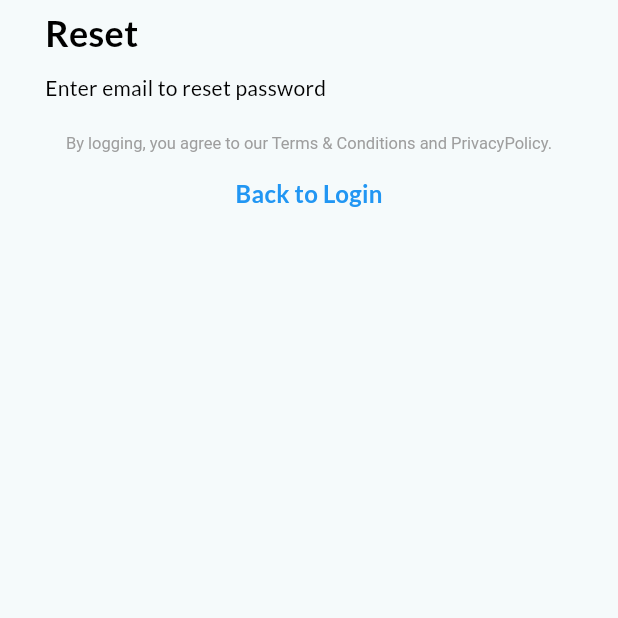
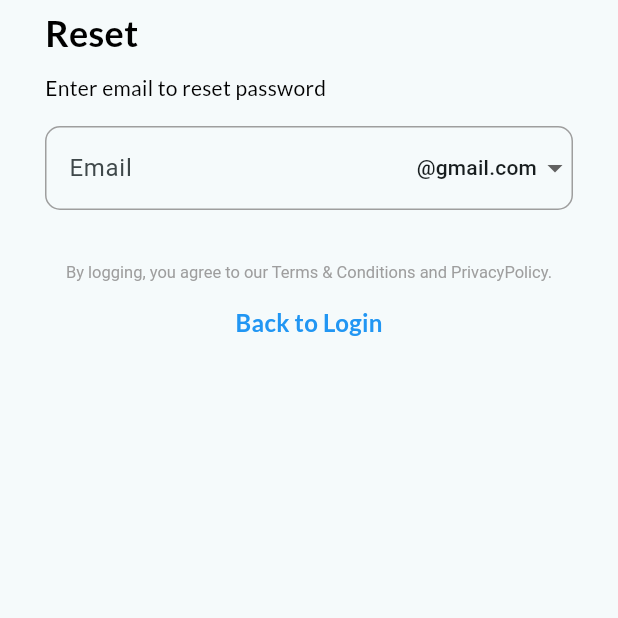
Before and after one commit to Sukhmeetsingh306/NFT_Trading, a Flutter app: the ForgetPasswordScreen screen opened directly, on a phone screen of 412 x 824 dp, the top half of it. Run offline on Flutter 3.47's test engine with Material 3 defaults, Android fonts, the phone set to English and light mode, and no system bars; our stand-ins replace google_fonts, intl_phone_field.

Commit message:
added the textfield controller

```diff
--- a/frontend/lib/screens/forgetPassword_screen.dart
+++ b/frontend/lib/screens/forgetPassword_screen.dart
@@ -5,8 +5,39 @@ import 'package:frontend/utils/space_utils.dart';
 import '../core/termsAndConditions_core.dart';
 import '../utils/text_utils.dart';
 
-class ForgetPasswordScreen extends StatelessWidget {
+class ForgetPasswordScreen extends StatefulWidget {
   const ForgetPasswordScreen({super.key});
+
+  @override
+  State<ForgetPasswordScreen> createState() => _ForgetPasswordScreenState();
+}
+
+class _ForgetPasswordScreenState extends State<ForgetPasswordScreen> {
+  final _formKey = GlobalKey<FormState>();
+  final TextEditingController _emailController = TextEditingController();
+
+  final List<String> emailDomains = [
+    'gmail.com',
+    'yahoo.com',
+    'icloud.com',
+    'outlook.com',
+  ];
+  String selectedDomain = 'gmail.com'; // Default domain
+
+  void _updateEmail() {
+    String email =
+        _emailController.text.split('@')[0]; // Keep only the username part
+    _emailController.text = '$email@$selectedDomain';
+    _emailController.selection = TextSelection.fromPosition(
+      TextPosition(offset: email.length), // Keep cursor before the '@'
+    );
+  }
+
+  @override
+  void dispose() {
+    super.dispose();
+    _emailController.dispose();
+  }
 
   @override
   Widget build(BuildContext context) {
@@ -39,6 +70,66 @@ class ForgetPasswordScreen extends StatelessWidget {
                         "Enter email to reset password",
                         fontWeight: FontWeight.w400,
                         fontSize: 14,
+                      ),
+                      Form(
+                        key: _formKey,
+                        child: Column(
+                          children: [
+                            sizedBoxH15(),
+                            textFormField(
+                              _emailController,
+                              'Email',
+                              (value) {
+                                if (value == null || value.isEmpty) {
+                                  return 'Please enter your email';
+                                } else if (!RegExp(
+                                        r"^[a-zA-Z0-9+_.-]+@[a-zA-Z0-9.-]+$")
+                                    .hasMatch(value)) {
+                                  return 'Please enter a valid email';
+                                }
+                                return null;
+                              },
+                              suffixIcon: DropdownButtonHideUnderline(
+                                child: DropdownButton<String>(
+                                  value: selectedDomain,
+                                  alignment: Alignment.centerRight,
+                                  onChanged: (String? newValue) {
+                                    if (newValue != null) {
+                                      setState(() {
+                                        selectedDomain = newValue;
+                                        _updateEmail();
+                                      });
+                                    }
+                                  },
+                                  items: emailDomains
+                                      .map<DropdownMenuItem<String>>(
+                                          (String domain) {
+                                    return DropdownMenuItem<String>(
+                                      value: domain,
+                                      child: Row(
+                                        mainAxisSize: MainAxisSize.min,
+                                        children: [
+                                          Text(
+                                            "@$domain",
+                                            style: TextStyle(
+                                              fontSize: 14,
+                                            ),
+                                          ), // Smaller dropdown icon
+                                        ],
+                                      ),
+                                    );
+                                  }).toList(),
+                                ),
+                              ),
+                              keyboardType: TextInputType.emailAddress,
+                              autofillHints: [AutofillHints.email],
+                              onChanged: (value) {
+                                _updateEmail();
+                              },
+                            ),
+                            sizedBoxH15(),
+                          ],
+                        ),
                       ),
                     ],
                   ),
```
